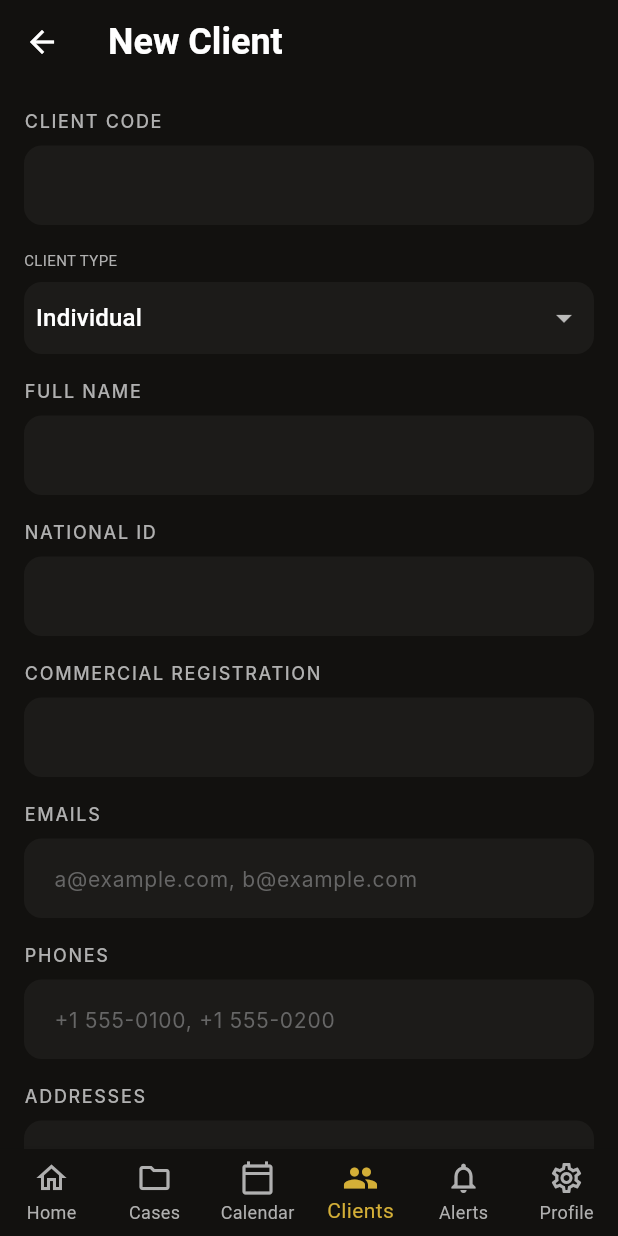
After one commit to Abdelrhmangaber99/hoqooq_app, a Flutter app: the ClientsPage screen opened by its route, after a tap on the "add" icon, on a phone screen of 412 x 824 dp. The commit adds this screen. Run offline on Flutter 3.47's test engine with Material 3 defaults, Android fonts, the phone set to English and light mode, and no system bars; our stand-ins replace dartz, dio, equatable, flutter_bloc, flutter_secure_storage, freezed_annotation and 5 more; accounts and stored records are empty; network calls fail; Roboto replaces fonts that are missing (Inter, PlayfairDisplay).

Commit message:
feat(clients): create + update (M4)
Adds CreateClientRequest/UpdateClientRequest (dedicated, mirroring
CreateClientDto/UpdateClientDto's exact whitelisted field sets --
ValidationPipe's forbidNonWhitelisted 400s on anything extra).
UpdateClientRequest's fields are all @JsonKey(includeIfNull: false) --
load-bearing, not decorative: ClientsService.update does a TypeORM
merge(), which would null out any untouched column if its key were
present at all, so omitting unset keys entirely is what makes this a
genuine partial PATCH.

ClientRepository.createClient sources tenantId from SessionCubit and
injects it at the wire boundary -- CreateClientDto requires it
server-side, but no screen/bloc has to know about it. Known issue,
not a client concern: ClientsService's create/findOne/update/remove
don't scope by tenant at all (finding J) -- backend team is aware and
fixing server-side, proceeding per the user's explicit instruction.

New ClientFormBloc (create+update submission, sibling to
ClientsBloc/ClientDetailsBloc same as M3's CaseHearingsBloc/
CaseDocumentsBloc precedent) and ClientFormPage (shared create/edit
screen) never refetch anything themselves -- the calling screen pops
with a bool and refetches explicitly, per the project's standing
write-completion convention. Wired into ClientsPage (new FAB) and
ClientProfilePage (new Edit button).

```diff
--- a/lib/core/router/app_router.dart
+++ b/lib/core/router/app_router.dart
@@ -7,6 +7,8 @@ import '../../features/dashboard/presentation/pages/dashboard_page.dart';
 import '../../features/calendar/presentation/pages/calendar_page.dart';
 import '../../features/cases/presentation/pages/cases_page.dart';
 import '../../features/cases/presentation/pages/case_details_page.dart';
+import '../../features/clients/domain/entities/client.dart';
+import '../../features/clients/presentation/pages/client_form_page.dart';
 import '../../features/clients/presentation/pages/clients_page.dart';
 import '../../features/clients/presentation/pages/client_profile_page.dart';
 import '../../features/notifications/presentation/pages/notifications_page.dart';
@@ -58,9 +60,20 @@ class AppRouter {
             builder: (context, state) => const ClientsPage(),
             routes: [
               GoRoute(
+                path: 'new',
+                builder: (context, state) => const ClientFormPage(),
+              ),
+              GoRoute(
                 path: ':id',
                 builder: (context, state) =>
                     ClientProfilePage(clientId: state.pathParameters['id']!),
+                routes: [
+                  GoRoute(
+                    path: 'edit',
+                    builder: (context, state) =>
+                        ClientFormPage(existingClient: state.extra as Client),
+                  ),
+                ],
               ),
             ],
           ),
--- /dev/null
+++ b/lib/features/clients/data/models/create_client_request.dart
@@ -0,0 +1,30 @@
+import 'package:freezed_annotation/freezed_annotation.dart';
+import '../../domain/entities/client_type.dart';
+
+part 'create_client_request.freezed.dart';
+part 'create_client_request.g.dart';
+
+/// Request body for `POST /clients` per `CreateClientDto`
+/// (`Hoqooq-main/src/modules/clients/dtos/create-client.dto.ts`).
+///
+/// Deliberately has no `tenantId` field — the DTO requires one, but
+/// `ClientRepository` injects the current user's tenant id at the wire
+/// boundary (see its doc comment) rather than making every caller plumb it
+/// through. `ValidationPipe`'s `forbidNonWhitelisted` means this must
+/// contain exactly `CreateClientDto`'s field set, nothing extra.
+@freezed
+abstract class CreateClientRequest with _$CreateClientRequest {
+  const factory CreateClientRequest({
+    required String clientCode,
+    required ClientType type,
+    required String fullName,
+    String? nationalId,
+    String? commercialReg,
+    List<String>? emails,
+    List<String>? phones,
+    List<String>? addresses,
+  }) = _CreateClientRequest;
+
+  factory CreateClientRequest.fromJson(Map<String, dynamic> json) =>
+      _$CreateClientRequestFromJson(json);
+}
--- /dev/null
+++ b/lib/features/clients/data/models/update_client_request.dart
@@ -0,0 +1,33 @@
+import 'package:freezed_annotation/freezed_annotation.dart';
+import '../../domain/entities/client_type.dart';
+
+part 'update_client_request.freezed.dart';
+part 'update_client_request.g.dart';
+
+/// Request body for `PATCH /clients/{id}` per `UpdateClientDto`
+/// (`PartialType(CreateClientDto)` server-side — every field optional).
+///
+/// Every field is `@JsonKey(includeIfNull: false)` — load-bearing, not
+/// decorative: a screen only sets the fields the user actually changed,
+/// and freezed's default `toJson()` would otherwise emit every unset field
+/// as an explicit `null` key. `ClientsService.update` does a TypeORM
+/// `merge(client, updateClientDto)`, which would overwrite untouched
+/// columns with `null` if the key is present at all — omitting the key
+/// entirely (not just its value) is what makes this a genuine partial
+/// PATCH instead of a full-overwrite-with-nulls.
+@freezed
+abstract class UpdateClientRequest with _$UpdateClientRequest {
+  const factory UpdateClientRequest({
+    @JsonKey(includeIfNull: false) String? clientCode,
+    @JsonKey(includeIfNull: false) ClientType? type,
+    @JsonKey(includeIfNull: false) String? fullName,
+    @JsonKey(includeIfNull: false) String? nationalId,
+    @JsonKey(includeIfNull: false) String? commercialReg,
+    @JsonKey(includeIfNull: false) List<String>? emails,
+    @JsonKey(includeIfNull: false) List<String>? phones,
+    @JsonKey(includeIfNull: false) List<String>? addresses,
+  }) = _UpdateClientRequest;
+
+  factory UpdateClientRequest.fromJson(Map<String, dynamic> json) =>
+      _$UpdateClientRequestFromJson(json);
+}
--- a/lib/features/clients/data/repository/client_repository.dart
+++ b/lib/features/clients/data/repository/client_repository.dart
@@ -3,18 +3,25 @@ import 'package:dio/dio.dart';
 import 'package:injectable/injectable.dart';
 import '../../../../core/network/api_result.dart';
 import '../../../../core/network/dio_error_mapper.dart';
+import '../../../authentication/presentation/bloc/session_cubit.dart';
 import '../../domain/entities/client.dart';
 import '../../domain/repository/i_client_repository.dart';
+import '../models/create_client_request.dart';
+import '../models/update_client_request.dart';
 
 /// Real implementation of [IClientRepository] against `GET /clients` and
 /// `GET /clients/{id}` per API_CONTRACT.md §5. Replaces
-/// MockClientRepository — no mock is left in the clients path. Read-only
-/// for M2.
+/// MockClientRepository — no mock is left in the clients path.
+///
+/// `createClient` reads the current tenant id from [SessionCubit] and
+/// injects it into the wire body — `CreateClientDto.tenantId` is required
+/// server-side, but no screen/bloc should have to know or supply it.
 @LazySingleton(as: IClientRepository)
 class ClientRepository implements IClientRepository {
-  ClientRepository(this._dio);
+  ClientRepository(this._dio, this._sessionCubit);
 
   final Dio _dio;
+  final SessionCubit _sessionCubit;
 
   @override
   ApiResult<List<Client>> getClients() async {
@@ -40,4 +47,32 @@ class ClientRepository implements IClientRepository {
       return Left(mapDioError(e));
     }
   }
+
+  @override
+  ApiResult<Client> createClient(CreateClientRequest request) async {
+    try {
+      final sessionState = _sessionCubit.state;
+      final tenantId = sessionState is SessionAuthenticated
+          ? sessionState.user.tenant.id
+          : null;
+      final body = {
+        ...request.toJson(),
+        if (tenantId != null) 'tenantId': tenantId,
+      };
+      final response = await _dio.post('/clients', data: body);
+      return Right(Client.fromJson(response.data as Map<String, dynamic>));
+    } on DioException catch (e) {
+      return Left(mapDioError(e));
+    }
+  }
+
+  @override
+  ApiResult<Client> updateClient(String id, UpdateClientRequest request) async {
+    try {
+      final response = await _dio.patch('/clients/$id', data: request.toJson());
+      return Right(Client.fromJson(response.data as Map<String, dynamic>));
+    } on DioException catch (e) {
+      return Left(mapDioError(e));
+    }
+  }
 }
--- a/lib/features/clients/domain/repository/i_client_repository.dart
+++ b/lib/features/clients/domain/repository/i_client_repository.dart
@@ -1,11 +1,19 @@
 import '../../../../core/network/api_result.dart';
+import '../../data/models/create_client_request.dart';
+import '../../data/models/update_client_request.dart';
 import '../entities/client.dart';
 
-/// Mirrors API_CONTRACT.md §5 (Clients) — read-only for M2. No query
-/// parameters are documented on `GET /clients`, so `getClients` takes
-/// none; filtering/search is done client-side in `ClientsBloc`. No
-/// `createClient` — M2 is read-only, and nothing calls it.
+/// Mirrors API_CONTRACT.md §5 (Clients). No query parameters are
+/// documented on `GET /clients`, so `getClients` takes none; filtering/
+/// search is done client-side in `ClientsBloc`.
+///
+/// `createClient`/`updateClient` added in M4. Known issue, not a client-
+/// side concern: `ClientsService.findOne`/`.update`/`.remove` don't scope
+/// by tenant (see API_CONTRACT.md finding J) — the backend team is aware
+/// and fixing this server-side; M4 proceeds without waiting on it.
 abstract class IClientRepository {
   ApiResult<List<Client>> getClients();
   ApiResult<Client> getClientDetails(String id);
+  ApiResult<Client> createClient(CreateClientRequest request);
+  ApiResult<Client> updateClient(String id, UpdateClientRequest request);
 }
--- /dev/null
+++ b/lib/features/clients/presentation/bloc/client_form_bloc.dart
@@ -0,0 +1,56 @@
+import 'package:flutter_bloc/flutter_bloc.dart';
+import 'package:equatable/equatable.dart';
+import 'package:injectable/injectable.dart';
+import '../../data/models/create_client_request.dart';
+import '../../data/models/update_client_request.dart';
+import '../../domain/entities/client.dart';
+import '../../domain/repository/i_client_repository.dart';
+
+part 'client_form_event.dart';
+part 'client_form_state.dart';
+
+/// Powers both the Create-Client and Edit-Client screens — a dedicated
+/// write-only bloc, sibling to `ClientsBloc`/`ClientDetailsBloc` (read),
+/// same precedent as M3's `CaseHearingsBloc`/`CaseDocumentsBloc` being
+/// separate from `CaseDetailsBloc`.
+///
+/// Does not refetch anything itself on success — explicit refetch is the
+/// caller's job (the screen listens for `ClientFormSuccess` and triggers
+/// `ClientsBloc`/`ClientDetailsBloc` to reload before navigating back),
+/// per the project's standing write-completion convention.
+@injectable
+class ClientFormBloc extends Bloc<ClientFormEvent, ClientFormState> {
+  final IClientRepository _clientRepository;
+
+  ClientFormBloc(this._clientRepository) : super(ClientFormInitial()) {
+    on<CreateClientSubmitted>(_onCreate);
+    on<UpdateClientSubmitted>(_onUpdate);
+  }
+
+  Future<void> _onCreate(
+    CreateClientSubmitted event,
+    Emitter<ClientFormState> emit,
+  ) async {
+    emit(ClientFormSubmitting());
+    final result = await _clientRepository.createClient(event.request);
+    result.fold(
+      (failure) => emit(ClientFormFailure(failure.message)),
+      (client) => emit(ClientFormSuccess(client)),
+    );
+  }
+
+  Future<void> _onUpdate(
+    UpdateClientSubmitted event,
+    Emitter<ClientFormState> emit,
+  ) async {
+    emit(ClientFormSubmitting());
+    final result = await _clientRepository.updateClient(
+      event.id,
+      event.request,
+    );
+    result.fold(
+      (failure) => emit(ClientFormFailure(failure.message)),
+      (client) => emit(ClientFormSuccess(client)),
+    );
+  }
+}
--- /dev/null
+++ b/lib/features/clients/presentation/bloc/client_form_event.dart
@@ -0,0 +1,25 @@
+part of 'client_form_bloc.dart';
+
+abstract class ClientFormEvent extends Equatable {
+  const ClientFormEvent();
+
+  @override
+  List<Object?> get props => [];
+}
+
+class CreateClientSubmitted extends ClientFormEvent {
+  final CreateClientRequest request;
+  const CreateClientSubmitted(this.request);
+
+  @override
+  List<Object?> get props => [request];
+}
+
+class UpdateClientSubmitted extends ClientFormEvent {
+  final String id;
+  final UpdateClientRequest request;
+  const UpdateClientSubmitted(this.id, this.request);
+
+  @override
+  List<Object?> get props => [id, request];
+}
--- /dev/null
+++ b/lib/features/clients/presentation/bloc/client_form_state.dart
@@ -0,0 +1,28 @@
+part of 'client_form_bloc.dart';
+
+abstract class ClientFormState extends Equatable {
+  const ClientFormState();
+
+  @override
+  List<Object?> get props => [];
+}
+
+class ClientFormInitial extends ClientFormState {}
+
+class ClientFormSubmitting extends ClientFormState {}
+
+class ClientFormSuccess extends ClientFormState {
+  final Client client;
+  const ClientFormSuccess(this.client);
+
+  @override
+  List<Object?> get props => [client];
+}
+
+class ClientFormFailure extends ClientFormState {
+  final String message;
+  const ClientFormFailure(this.message);
+
+  @override
+  List<Object?> get props => [message];
+}
--- /dev/null
+++ b/lib/features/clients/presentation/pages/client_form_page.dart
@@ -0,0 +1,278 @@
+import 'package:flutter/material.dart';
+import 'package:flutter_bloc/flutter_bloc.dart';
+import 'package:go_router/go_router.dart';
+import '../../../../core/localization/app_localizations.dart';
+import '../../../../core/theme/app_colors.dart';
+import '../../../../core/theme/app_spacing.dart';
+import '../../../../core/widgets/app_button.dart';
+import '../../../../core/widgets/app_text_field.dart';
+import '../../../../di/injection.dart';
+import '../../data/models/create_client_request.dart';
+import '../../data/models/update_client_request.dart';
+import '../../domain/entities/client.dart';
+import '../../domain/entities/client_type.dart';
+import '../bloc/client_form_bloc.dart';
+import '../client_display_helpers.dart';
+
+/// Shared Create/Edit screen — `existingClient == null` means create mode.
+/// On success, pops with `true` so the caller (`ClientsPage`/
+/// `ClientProfilePage`) knows to refetch — this bloc never refetches
+/// anything itself, per the project's explicit-refetch convention.
+class ClientFormPage extends StatelessWidget {
+  final Client? existingClient;
+
+  const ClientFormPage({super.key, this.existingClient});
+
+  @override
+  Widget build(BuildContext context) {
+    return BlocProvider(
+      create: (_) => getIt<ClientFormBloc>(),
+      child: _ClientFormView(existingClient: existingClient),
+    );
+  }
+}
+
+class _ClientFormView extends StatefulWidget {
+  final Client? existingClient;
+  const _ClientFormView({this.existingClient});
+
+  @override
+  State<_ClientFormView> createState() => _ClientFormViewState();
+}
+
+class _ClientFormViewState extends State<_ClientFormView> {
+  final _formKey = GlobalKey<FormState>();
+  late final TextEditingController _clientCodeController;
+  late final TextEditingController _fullNameController;
+  late final TextEditingController _nationalIdController;
+  late final TextEditingController _commercialRegController;
+  late final TextEditingController _emailsController;
+  late final TextEditingController _phonesController;
+  late final TextEditingController _addressesController;
+  late ClientType _type;
+
+  bool get _isEditMode => widget.existingClient != null;
+
+  @override
+  void initState() {
+    super.initState();
+    final client = widget.existingClient;
+    _clientCodeController = TextEditingController(
+      text: client?.clientCode ?? '',
+    );
+    _fullNameController = TextEditingController(text: client?.fullName ?? '');
+    _nationalIdController = TextEditingController(
+      text: client?.nationalId ?? '',
+    );
+    _commercialRegController = TextEditingController(
+      text: client?.commercialReg ?? '',
+    );
+    _emailsController = TextEditingController(
+      text: (client?.emails ?? const []).join(', '),
+    );
+    _phonesController = TextEditingController(
+      text: (client?.phones ?? const []).join(', '),
+    );
+    _addressesController = TextEditingController(
+      text: (client?.addresses ?? const []).join(', '),
+    );
+    _type = client?.type ?? ClientType.individual;
+  }
+
+  @override
+  void dispose() {
+    _clientCodeController.dispose();
+    _fullNameController.dispose();
+    _nationalIdController.dispose();
+    _commercialRegController.dispose();
+    _emailsController.dispose();
+    _phonesController.dispose();
+    _addressesController.dispose();
+    super.dispose();
+  }
+
+  List<String>? _parseList(String text) {
+    final items = text
+        .split(',')
+        .map((e) => e.trim())
+        .where((e) => e.isNotEmpty)
+        .toList();
+    return items.isEmpty ? null : items;
+  }
+
+  String? _blankToNull(String text) => text.trim().isEmpty ? null : text.trim();
+
+  void _submit(BuildContext context) {
+    if (!_formKey.currentState!.validate()) return;
+
+    final bloc = context.read<ClientFormBloc>();
+    if (_isEditMode) {
+      final original = widget.existingClient!;
+      final request = UpdateClientRequest(
+        clientCode: _clientCodeController.text.trim() != original.clientCode
+            ? _clientCodeController.text.trim()
+            : null,
+        type: _type != original.type ? _type : null,
+        fullName: _fullNameController.text.trim() != original.fullName
+            ? _fullNameController.text.trim()
+            : null,
+        nationalId:
+            _blankToNull(_nationalIdController.text) != original.nationalId
+            ? _blankToNull(_nationalIdController.text)
+            : null,
+        commercialReg:
+            _blankToNull(_commercialRegController.text) !=
+                original.commercialReg
+            ? _blankToNull(_commercialRegController.text)
+            : null,
+        emails: _parseList(_emailsController.text) != original.emails
+            ? _parseList(_emailsController.text)
+            : null,
+        phones: _parseList(_phonesController.text) != original.phones
+            ? _parseList(_phonesController.text)
+            : null,
+        addresses: _parseList(_addressesController.text) != original.addresses
+            ? _parseList(_addressesController.text)
+            : null,
+      );
+      bloc.add(UpdateClientSubmitted(original.id, request));
+    } else {
+      final request = CreateClientRequest(
+        clientCode: _clientCodeController.text.trim(),
+        type: _type,
+        fullName: _fullNameController.text.trim(),
+        nationalId: _blankToNull(_nationalIdController.text),
+        commercialReg: _blankToNull(_commercialRegController.text),
+        emails: _parseList(_emailsController.text),
+        phones: _parseList(_phonesController.text),
+        addresses: _parseList(_addressesController.text),
+      );
+      bloc.add(CreateClientSubmitted(request));
+    }
+  }
+
+  @override
+  Widget build(BuildContext context) {
+    return Scaffold(
+      backgroundColor: AppColors.background,
+      appBar: AppBar(
+        title: Text(
+          _isEditMode ? context.tr('edit_client') : context.tr('new_client'),
+        ),
+      ),
+      body: SafeArea(
+        child: BlocListener<ClientFormBloc, ClientFormState>(
+          listener: (context, state) {
+            if (state is ClientFormSuccess) {
+              context.pop(true);
+            } else if (state is ClientFormFailure) {
+              ScaffoldMessenger.of(
+                context,
+              ).showSnackBar(SnackBar(content: Text(state.message)));
+            }
+          },
+          child: BlocBuilder<ClientFormBloc, ClientFormState>(
+            builder: (context, state) {
+              final isSubmitting = state is ClientFormSubmitting;
+              return SingleChildScrollView(
+                padding: const EdgeInsets.all(AppSpacing.m),
+                child: Form(
+                  key: _formKey,
+                  child: Column(
+                    crossAxisAlignment: CrossAxisAlignment.start,
+                    children: [
+                      AppTextField(
+                        label: context.tr('client_code'),
+                        controller: _clientCodeController,
+                        validator: (v) => (v == null || v.trim().isEmpty)
+                            ? context.tr('field_required')
+                            : null,
+                      ),
+                      const SizedBox(height: AppSpacing.m),
+                      Text(
+                        context.tr('client_type').toUpperCase(),
+                        style: const TextStyle(
+                          fontSize: 10,
+                          color: AppColors.textSecondary,
+                        ),
+                      ),
+                      const SizedBox(height: 8),
+                      Container(
+                        padding: const EdgeInsets.symmetric(horizontal: 8),
+                        decoration: BoxDecoration(
+                          color: AppColors.surface,
+                          borderRadius: BorderRadius.circular(12),
+                        ),
+                        child: DropdownButtonHideUnderline(
+                          child: DropdownButton<ClientType>(
+                            value: _type,
+                            isExpanded: true,
+                            dropdownColor: AppColors.surface,
+                            items: [ClientType.individual, ClientType.company]
+                                .map(
+                                  (t) => DropdownMenuItem(
+                                    value: t,
+                                    child: Text(clientTypeLabel(context, t)),
+                                  ),
+                                )
+                                .toList(),
+                            onChanged: (value) {
+                              if (value != null) setState(() => _type = value);
+                            },
+                          ),
+                        ),
+                      ),
+                      const SizedBox(height: AppSpacing.m),
+                      AppTextField(
+                        label: context.tr('full_name'),
+                        controller: _fullNameController,
+                        validator: (v) => (v == null || v.trim().isEmpty)
+                            ? context.tr('field_required')
+                            : null,
+                      ),
+                      const SizedBox(height: AppSpacing.m),
+                      AppTextField(
+                        label: context.tr('national_id'),
+                        controller: _nationalIdController,
+                      ),
+                      const SizedBox(height: AppSpacing.m),
+                      AppTextField(
+                        label: context.tr('commercial_reg'),
+                        controller: _commercialRegController,
+                      ),
+                      const SizedBox(height: AppSpacing.m),
+                      AppTextField(
+                        label: context.tr('emails'),
+                        hint: 'a@example.com, b@example.com',
+                        controller: _emailsController,
+                      ),
+                      const SizedBox(height: AppSpacing.m),
+                      AppTextField(
+                        label: context.tr('phones'),
+                        hint: '+1 555-0100, +1 555-0200',
+                        controller: _phonesController,
+                      ),
+                      const SizedBox(height: AppSpacing.m),
+                      AppTextField(
+                        label: context.tr('addresses'),
+                        controller: _addressesController,
+                      ),
+                      const SizedBox(height: AppSpacing.xl),
+                      AppButton(
+                        text: _isEditMode
+                            ? context.tr('save_changes')
+                            : context.tr('create_client'),
+                        isLoading: isSubmitting,
+                        onPressed: () => _submit(context),
+                      ),
+                    ],
+                  ),
+                ),
+              );
+            },
+          ),
+        ),
+      ),
+    );
+  }
+}
--- a/lib/features/clients/presentation/pages/client_profile_page.dart
+++ b/lib/features/clients/presentation/pages/client_profile_page.dart
@@ -7,6 +7,7 @@ import '../../../../core/theme/app_typography.dart';
 import '../../../../core/theme/app_spacing.dart';
 import '../../../../core/theme/app_radius.dart';
 import '../../../../core/router/app_router.dart';
+import '../../../../core/widgets/app_button.dart';
 import '../../../../di/injection.dart';
 import '../../../../shared/widgets/error_view.dart';
 import '../../../cases/domain/entities/legal_case.dart';
@@ -66,6 +67,22 @@ class ClientProfilePage extends StatelessWidget {
         crossAxisAlignment: CrossAxisAlignment.start,
         children: [
           _buildHeaderCard(context, client),
+          const SizedBox(height: AppSpacing.m),
+          AppButton(
+            text: context.tr('edit_client'),
+            style: AppButtonStyle.outline,
+            onPressed: () async {
+              final updated = await context.push<bool>(
+                '${AppRouter.clients}/${client.id}/edit',
+                extra: client,
+              );
+              if (updated == true && context.mounted) {
+                context.read<ClientDetailsBloc>().add(
+                  FetchClientDetailsRequested(client.id),
+                );
+              }
+            },
+          ),
           const SizedBox(height: AppSpacing.l),
           Text(context.tr('contact_info'), style: AppTypography.h3),
           const SizedBox(height: AppSpacing.m),
--- a/lib/features/clients/presentation/pages/clients_page.dart
+++ b/lib/features/clients/presentation/pages/clients_page.dart
@@ -22,8 +22,21 @@ class ClientsPage extends StatelessWidget {
   Widget build(BuildContext context) {
     return BlocProvider(
       create: (context) => getIt<ClientsBloc>()..add(FetchClientsRequested()),
-      child: Scaffold(
+      child: Builder(
+        builder: (context) => Scaffold(
           backgroundColor: AppColors.background,
+          floatingActionButton: FloatingActionButton(
+            backgroundColor: AppColors.primary,
+            onPressed: () async {
+              final created = await context.push<bool>(
+                '${AppRouter.clients}/new',
+              );
+              if (created == true && context.mounted) {
+                context.read<ClientsBloc>().add(FetchClientsRequested());
+              }
+            },
+            child: const Icon(Icons.add),
+          ),
           body: SafeArea(
             child: Padding(
               padding: const EdgeInsets.symmetric(horizontal: AppSpacing.m),
@@ -40,7 +53,8 @@ class ClientsPage extends StatelessWidget {
                   Expanded(
                     child: BlocBuilder<ClientsBloc, ClientsState>(
                       builder: (context, state) {
-                      if (state is ClientsLoading || state is ClientsInitial) {
+                        if (state is ClientsLoading ||
+                            state is ClientsInitial) {
                           return const Center(
                             child: CircularProgressIndicator(
                               color: AppColors.primary,
@@ -66,6 +80,7 @@ class ClientsPage extends StatelessWidget {
                     ),
                   ),
                 ],
+              ),
             ),
           ),
         ),
```
Also changed, not shown: assets/lang/ar.json (+8 -1 lines), assets/lang/en.json (+8 -1 lines), lib/di/injection.config.dart, lib/features/clients/data/models/create_client_request.freezed.dart (added), lib/features/clients/data/models/create_client_request.g.dart (added), lib/features/clients/data/models/update_client_request.freezed.dart (added), lib/features/clients/data/models/update_client_request.g.dart (added), 4 other files. Lines whose indentation alone changed are shown as unchanged.
